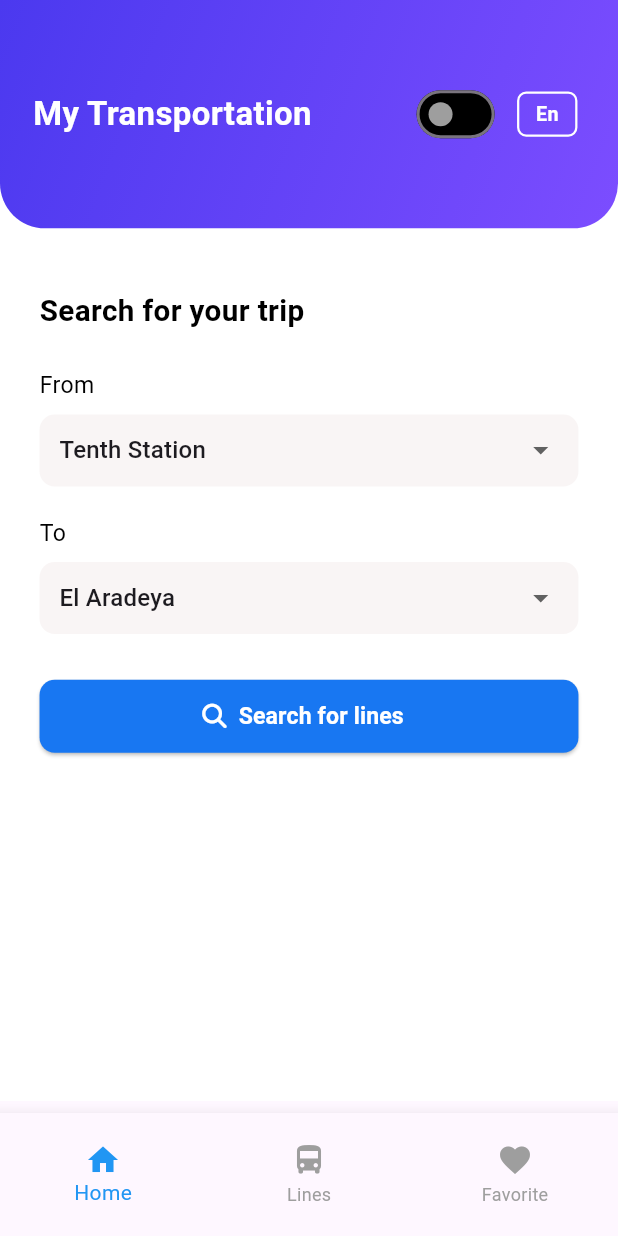
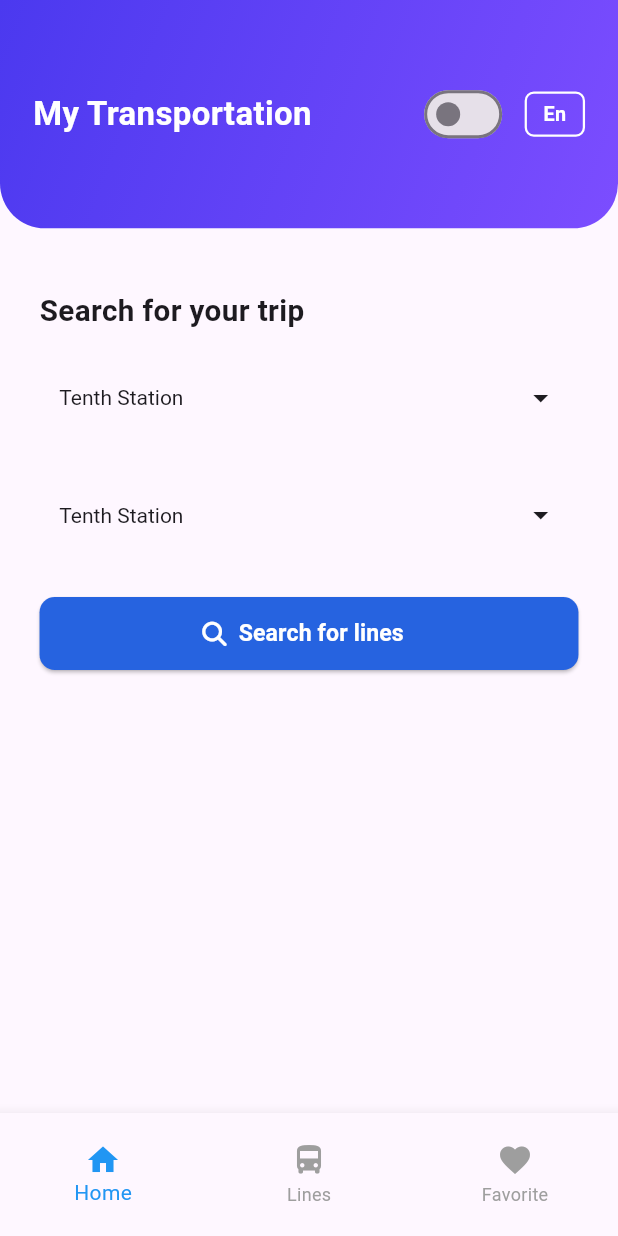
Before and after one commit to MohamedHussein20/graduation, a Flutter app: the screen it shows after launch, on a phone screen of 412 x 824 dp. Run offline on Flutter 3.47's test engine with Material 3 defaults, Android fonts, the light colour scheme and no system bars; our stand-ins replace flutter_screenutil, font_awesome_flutter.

Commit message:
add dark mode

```diff
--- /dev/null
+++ b/devtools_options.yaml
@@ -0,0 +1,3 @@
+description: This file stores settings for Dart & Flutter DevTools.
+documentation: https://docs.flutter.dev/tools/devtools/extensions#configure-extension-enablement-states
+extensions:
--- /dev/null
+++ b/lib/core/utils/theme_provider.dart
@@ -0,0 +1,14 @@
+import 'package:flutter/material.dart';
+
+class ThemeProvider extends ChangeNotifier {
+  bool _isDarkMode = false;
+
+  bool get isDarkMode => _isDarkMode;
+
+  ThemeMode get themeMode => _isDarkMode ? ThemeMode.dark : ThemeMode.light;
+
+  void toggleTheme(bool value) {
+    _isDarkMode = value;
+    notifyListeners();
+  }
+}
--- a/lib/features/search/presentation/search_screen.dart
+++ b/lib/features/search/presentation/search_screen.dart
@@ -1,7 +1,9 @@
 import 'package:flutter/material.dart';
 import 'package:flutter_screenutil/flutter_screenutil.dart';
 import 'package:font_awesome_flutter/font_awesome_flutter.dart';
+import 'package:graduation_app/core/utils/theme_provider.dart';
 import 'package:graduation_app/features/constants.dart';
+import 'package:provider/provider.dart';
 
 class SearchScreen extends StatefulWidget {
   const SearchScreen({super.key});
@@ -15,20 +17,20 @@ class _SearchScreenState extends State<SearchScreen> {
   @override
   Widget build(BuildContext context) {
     return Scaffold(
-      backgroundColor: Colors.white,
+      backgroundColor: Theme.of(context).colorScheme.surface,
       body: SingleChildScrollView(
         child: Column(
           children: [
             Container(
               width: double.infinity,
               height: 150.h,
-              padding: EdgeInsets.symmetric(
-                horizontal: 20.w,
-                vertical: 40.h,
-              ),
+              padding: EdgeInsets.symmetric(horizontal: 20.w, vertical: 40.h),
               decoration: const BoxDecoration(
                 gradient: LinearGradient(
-                  colors: [Color(0xFF4B39EF), Color(0xFF7C4DFF)],
+                  colors: [
+                    Color(0xFF4B39EF),
+                    Color(0xFF7C4DFF),
+                  ],
                   begin: Alignment.topLeft,
                   end: Alignment.bottomRight,
                 ),
@@ -37,44 +39,27 @@ class _SearchScreenState extends State<SearchScreen> {
                   bottomRight: Radius.circular(30),
                 ),
               ),
-              child: Column(
-                crossAxisAlignment: CrossAxisAlignment.start,
-                mainAxisAlignment: MainAxisAlignment.center,
-                children: [
-                  Row(
+              child: Row(
                 mainAxisAlignment: MainAxisAlignment.spaceBetween,
-                    children: [
-                      Row(
                 children: [
                   Text(
                     "My Transportation",
                     style: TextStyle(
-                              color: Colors.white,
                       fontSize: 20.sp,
                       fontWeight: FontWeight.bold,
+                      color: Theme.of(context).colorScheme.onPrimary,
                     ),
                   ),
-                          SizedBox(
-                            width: 60.w,
-                          ),
+                  Row(
+                    children: [
                       Switch(
-                            value: isSwitched,
+                        value: context.watch<ThemeProvider>().isDarkMode,
                         onChanged: (value) {
-                              setState(() {
-                                isSwitched = value;
-                                appTheme = isSwitched
-                                    ? ThemeData.dark()
-                                    : ThemeData.light();
-                              });
+                          context.read<ThemeProvider>().toggleTheme(value);
                         },
-                            activeThumbColor:
-                                Colors.blue,
-                            activeTrackColor:
-                                Colors.blue[300],
-                            inactiveThumbColor:
-                                Colors.grey,
-                            inactiveTrackColor:
-                                Colors.black,
+                        activeThumbColor: Theme.of(
+                          context,
+                        ).colorScheme.onPrimary,
                       ),
                       SizedBox(width: 10.w),
                       Container(
@@ -84,7 +69,7 @@ class _SearchScreenState extends State<SearchScreen> {
                         ),
                         decoration: BoxDecoration(
                           border: Border.all(
-                                color: Colors.white,
+                            color: Theme.of(context).colorScheme.onPrimary,
                             width: 1.5,
                           ),
                           borderRadius: BorderRadius.circular(6.r),
@@ -92,9 +77,9 @@ class _SearchScreenState extends State<SearchScreen> {
                         child: Text(
                           "En",
                           style: TextStyle(
-                                color: Colors.white,
                             fontWeight: FontWeight.bold,
                             fontSize: 12.sp,
+                            color: Theme.of(context).colorScheme.onPrimary,
                           ),
                         ),
                       ),
@@ -102,16 +87,12 @@ class _SearchScreenState extends State<SearchScreen> {
                   ),
                 ],
               ),
-                ],
             ),
-            ),
-
             SizedBox(height: 40.h),
 
+            // 🔹 Example of dropdown and button using theme colors
             Padding(
               padding: EdgeInsets.symmetric(horizontal: 24.w),
-              child: SizedBox(
-                width: MediaQuery.sizeOf(context).width,
               child: Column(
                 crossAxisAlignment: CrossAxisAlignment.start,
                 children: [
@@ -120,32 +101,22 @@ class _SearchScreenState extends State<SearchScreen> {
                     style: TextStyle(
                       fontWeight: FontWeight.bold,
                       fontSize: 18.sp,
-                        color: Colors.black,
+                      color: Theme.of(context).colorScheme.onSurface,
                     ),
                   ),
-                    SizedBox(height: 25.h),
+                  SizedBox(height: 20.h),
 
-                    Text(
-                      "From",
-                      style: TextStyle(
-                        fontSize: 14.sp,
-                        color: Colors.black,
-                      ),
-                    ),
-                    SizedBox(height: 8.h),
-
-                    // 🔹 From Dropdown
-                    SizedBox(
-                      width: double.infinity,
-                      child: Container(
+                  // Dropdown background adapts to theme
+                  Container(
                     padding: EdgeInsets.symmetric(horizontal: 12.w),
                     decoration: BoxDecoration(
-                          color: const Color(0xffF9F5F5),
+                      color: Theme.of(context).colorScheme.surface,
                       borderRadius: BorderRadius.circular(10.r),
                     ),
                     child: DropdownButtonHideUnderline(
                       child: DropdownButton<String>(
                         value: "Tenth Station",
+                        isExpanded: true,
                         items: const [
                           DropdownMenuItem(
                             value: "Tenth Station",
@@ -157,61 +128,57 @@ class _SearchScreenState extends State<SearchScreen> {
                           ),
                         ],
                         onChanged: (value) {},
-                            icon: const Icon(Icons.arrow_drop_down),
+                        icon: Icon(
+                          Icons.arrow_drop_down,
+                          color: Theme.of(context).colorScheme.onSurface,
                         ),
-                        ),
-                      ),
-                    ),
-
-                    SizedBox(height: 20.h),
-
-                    Text(
-                      "To",
                         style: TextStyle(
-                        fontSize: 14.sp,
-                        color: Colors.black,
-                      ),
-                    ),
-                    SizedBox(height: 8.h),
-
-                    // 🔹 To Dropdown
-                    SizedBox(
-                      width: double.infinity,
-                      child: Container(
-                        padding: EdgeInsets.symmetric(horizontal: 12.w),
-                        decoration: BoxDecoration(
-                          color: const Color(0xffF9F5F5),
-                          borderRadius: BorderRadius.circular(10.r),
-                        ),
-                        child: DropdownButtonHideUnderline(
-                          child: DropdownButton<String>(
-                            value: "El Aradeya",
-                            items: const [
-                              DropdownMenuItem(
-                                value: "El Aradeya",
-                                child: Text("El Aradeya"),
-                              ),
-                              DropdownMenuItem(
-                                value: "Heliopolis",
-                                child: Text("Heliopolis"),
-                              ),
-                            ],
-                            onChanged: (value) {},
-                            icon: const Icon(Icons.arrow_drop_down),
+                          color: Theme.of(context).colorScheme.onSurface,
                         ),
                       ),
                     ),
                   ),
 
                   SizedBox(height: 30.h),
-
-                    // 🔹 Search Button
+                  Container(
+                    padding: EdgeInsets.symmetric(horizontal: 12.w),
+                    decoration: BoxDecoration(
+                      color: Theme.of(context).colorScheme.surface,
+                      borderRadius: BorderRadius.circular(10.r),
+                    ),
+                    child: DropdownButtonHideUnderline(
+                      child: DropdownButton<String>(
+                        value: "Tenth Station",
+                        isExpanded: true,
+                        items: const [
+                          DropdownMenuItem(
+                            value: "Tenth Station",
+                            child: Text("Tenth Station"),
+                          ),
+                          DropdownMenuItem(
+                            value: "Downtown",
+                            child: Text("Downtown"),
+                          ),
+                        ],
+                        onChanged: (value) {},
+                        icon: Icon(
+                          Icons.arrow_drop_down,
+                          color: Theme.of(context).colorScheme.onSurface,
+                        ),
+                        style: TextStyle(
+                          color: Theme.of(context).colorScheme.onSurface,
+                        ),
+                      ),
+                    ),
+                  ),
+                  SizedBox(height: 30.h),
+                  // 🔹 Button also adapts
                   SizedBox(
                     width: double.infinity,
                     height: 48.h,
                     child: ElevatedButton.icon(
                       style: ElevatedButton.styleFrom(
-                          backgroundColor: const Color(0xFF1877F2),
+                        backgroundColor: const Color(0xff2663E0),
                         shape: RoundedRectangleBorder(
                           borderRadius: BorderRadius.circular(10.r),
                         ),
@@ -220,14 +187,14 @@ class _SearchScreenState extends State<SearchScreen> {
                       icon: Icon(
                         FontAwesomeIcons.magnifyingGlass,
                         size: 16.r,
-                          color: Colors.white,
+                        color: Theme.of(context).colorScheme.onPrimary,
                       ),
                       label: Text(
                         "Search for lines",
                         style: TextStyle(
                           fontSize: 14.sp,
                           fontWeight: FontWeight.bold,
-                            color: Colors.white,
+                          color: Theme.of(context).colorScheme.onPrimary,
                         ),
                       ),
                     ),
@@ -235,8 +202,6 @@ class _SearchScreenState extends State<SearchScreen> {
                 ],
               ),
             ),
-            ),
-            SizedBox(height: 60.h),
           ],
         ),
       ),
--- a/lib/main.dart
+++ b/lib/main.dart
@@ -1,12 +1,17 @@
 import 'package:flutter/material.dart';
+import 'package:graduation_app/core/utils/theme_provider.dart';
+import 'package:provider/provider.dart';
 import 'package:flutter_screenutil/flutter_screenutil.dart';
-import 'package:graduation_app/features/constants.dart';
 import 'package:graduation_app/features/lines/presentation/lines_screen.dart';
 import 'package:graduation_app/features/favorite/presentation/favorite_screen.dart';
 import 'package:graduation_app/features/search/presentation/search_screen.dart';
 
 void main() {
-  runApp(const MyApp());
+  runApp(
+    ChangeNotifierProvider(
+    create: (_) => ThemeProvider(),
+    child: const MyApp(),
+  ));
 }
 
 Widget? body = const SearchScreen();
@@ -26,10 +31,13 @@ class MyApp extends StatefulWidget {
 class _MyAppState extends State<MyApp> {
   @override
   Widget build(BuildContext context) {
+    final themeProvider = Provider.of<ThemeProvider>(context);
     return ScreenUtilInit(
       designSize: const Size(375, 812),
       child: MaterialApp(
-        theme: appTheme,
+        themeMode: themeProvider.themeMode, // <- controlled by provider
+        theme: ThemeData.light(),
+        darkTheme: ThemeData.dark(),
         debugShowCheckedModeBanner: false,
         home: const HomeScreen(),
       ),
```
Also changed, not shown: pubspec.yaml (+1 -6 lines), pubspec.lock. Lines whose indentation alone changed are shown as unchanged.
